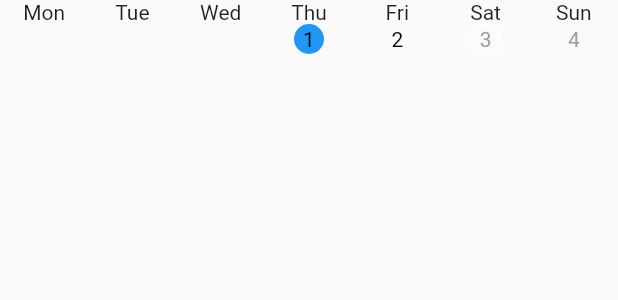
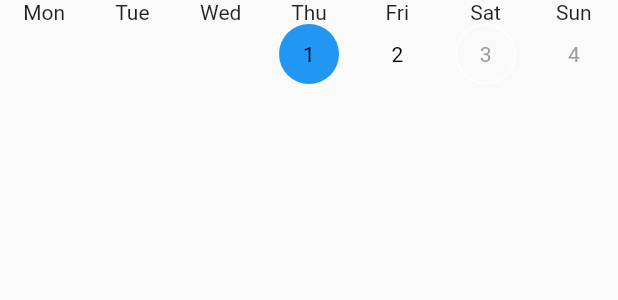
Before and after one commit to adamstyrc/calendarro, a Flutter app: the Calendarro widget shown alone on an empty page, opened directly, on a phone screen of 412 x 824 dp. Shown: the top 300 px of the screen. Run offline on Flutter 3.47's test engine with Material 2 defaults, Android fonts, the phone set to English and light mode, and no system bars; network calls fail.

```diff
--- a/lib/calendarro.dart
+++ b/lib/calendarro.dart
@@ -201,11 +201,10 @@ class CalendarroState extends State<Calendarro> {
       var maxWeeksNumber = DateUtils.calculateMaxWeeksNumberMonthly(
           widget.startDate,
           widget.endDate);
-      print("Max weeks number: $maxWeeksNumber");
       widgetHeight = widget.dayLabelHeight
           + maxWeeksNumber * widget.dayTileHeight;
     }
-    print("Widget height: $widgetHeight");
+    print(widgetHeight);
 
     return Container(
         height: widgetHeight,
--- a/lib/date_utils.dart
+++ b/lib/date_utils.dart
@@ -72,7 +72,8 @@ class DateUtils {
   }
 
   static DateTime getFirstDayOfMonth(DateTime month) {
-    return DateTime(month.year, month.month);
+    print(month);
+    return DateTime(month.year, month.month,1);
   }
 
   static DateTime getLastDayOfMonth(DateTime month) {
@@ -114,6 +115,7 @@ class DateUtils {
       DateTime firstDateOfMonth = getFirstDayOfMonth(startDate);
       for (int i = 1; i <= monthsNumber - 2; i++) {
         firstDateOfMonth = firstDateOfMonth.add(Duration(days: 31));
+        firstDateOfMonth = getFirstDayOfMonth(firstDateOfMonth);
         print("firstDateofMonth :$firstDateOfMonth");
         weeksNumbersMonthly.add(
             calculateWeeksNumber(
--- a/lib/default_day_tile.dart
+++ b/lib/default_day_tile.dart
@@ -32,10 +32,8 @@ class CalendarroDayItem extends StatelessWidget {
 
     return Expanded(
         child: GestureDetector(
-          child: Column(
-            children: [
-              Container(
-                  height: 20.0,
+          child: Container(
+              height: 40.0,
               decoration: boxDecoration,
               child: Center(
                   child: Text(
@@ -43,12 +41,6 @@ class CalendarroDayItem extends StatelessWidget {
                     textAlign: TextAlign.center,
                     style: TextStyle(color: textColor),
                   ))),
-              Container(
-                //color: Colors.red,
-                height: 20.0,
-              )
-            ],
-          ),
           onTap: handleTap,
           behavior: HitTestBehavior.translucent,
         ));
```
Also changed, not shown: example/lib/main.dart (+84 -2 lines). Lines whose indentation alone changed are shown as unchanged.
